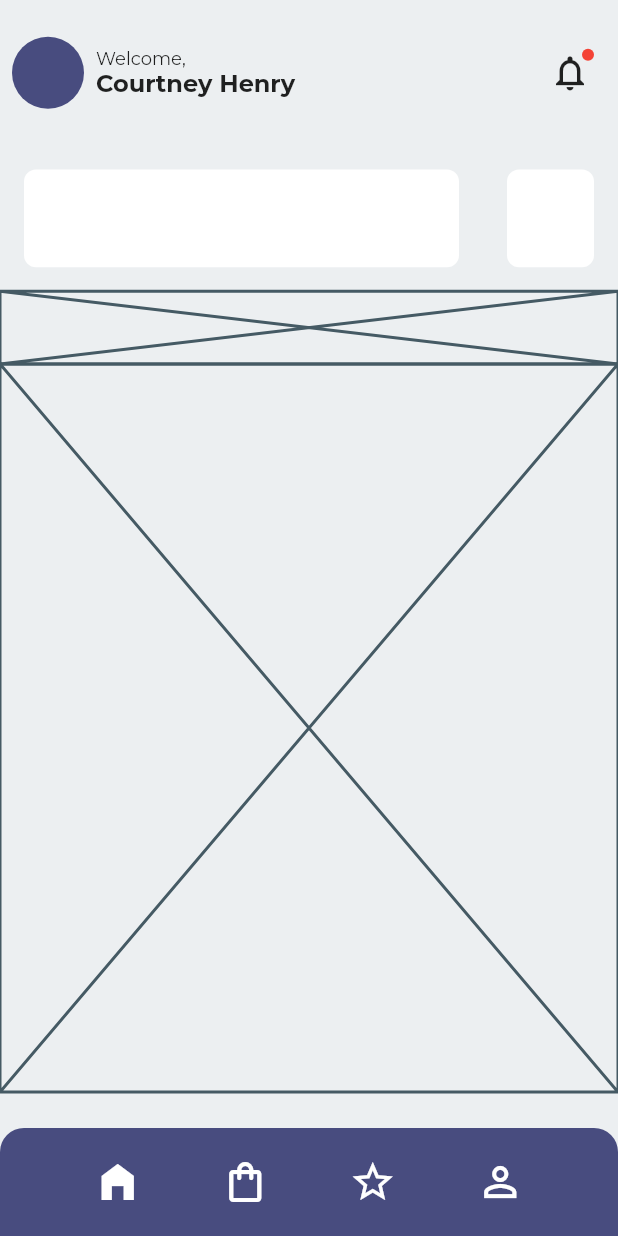
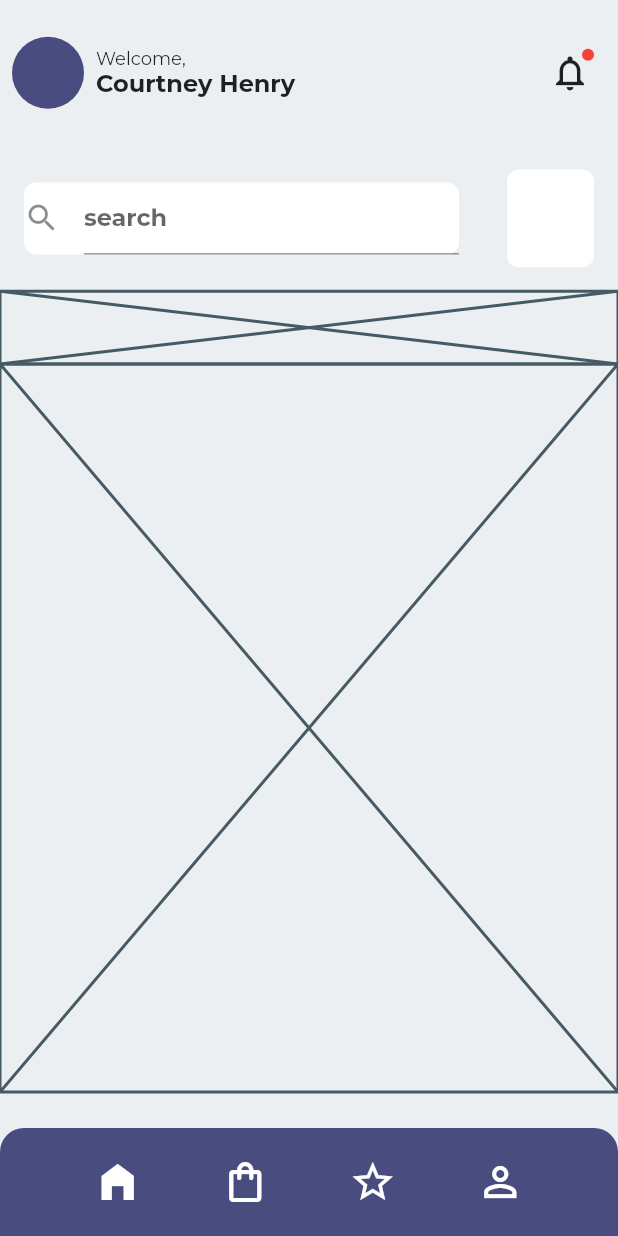
Before and after one commit to JAICHANGPARK/flutter_notebook_11th_story, a Flutter app: the screen it shows after launch, on a phone screen of 412 x 824 dp. Run offline on Flutter 3.47's test engine with Material 2 defaults, Android fonts, the phone set to English and light mode, and no system bars; our stand-ins replace backdrop, badges, flutter_inner_drawer, flutter_slidable, flutter_swiper, google_fonts.

Commit message:
Update furniture_home_page.dart

```diff
--- a/lib/ep735_furniture_app/ui/furniture_home_page.dart
+++ b/lib/ep735_furniture_app/ui/furniture_home_page.dart
@@ -92,6 +92,13 @@ class _FurnitureHomePageState extends State<FurnitureHomePage> {
                                   color: Colors.white,
                                   borderRadius: BorderRadius.circular(8)
                                 ),
+                                child: TextField(
+                                  decoration: InputDecoration(
+                                    icon: Icon(Icons.search),
+                                    hintText: "search",
+                                    hintStyle: GoogleFonts.montserrat(fontWeight: FontWeight.bold)
+                                  ),
+                                ),
                               ),
                               flex: 10,
                             ),
```
